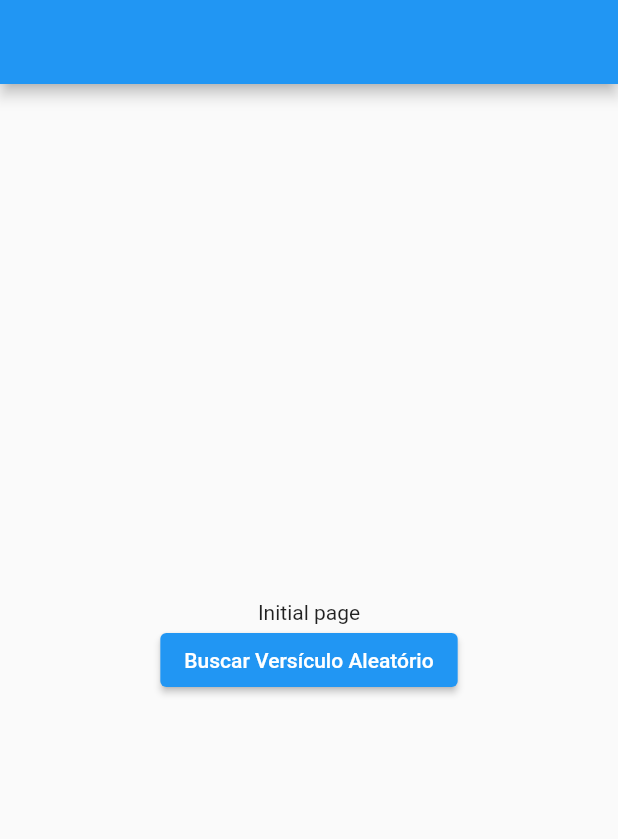
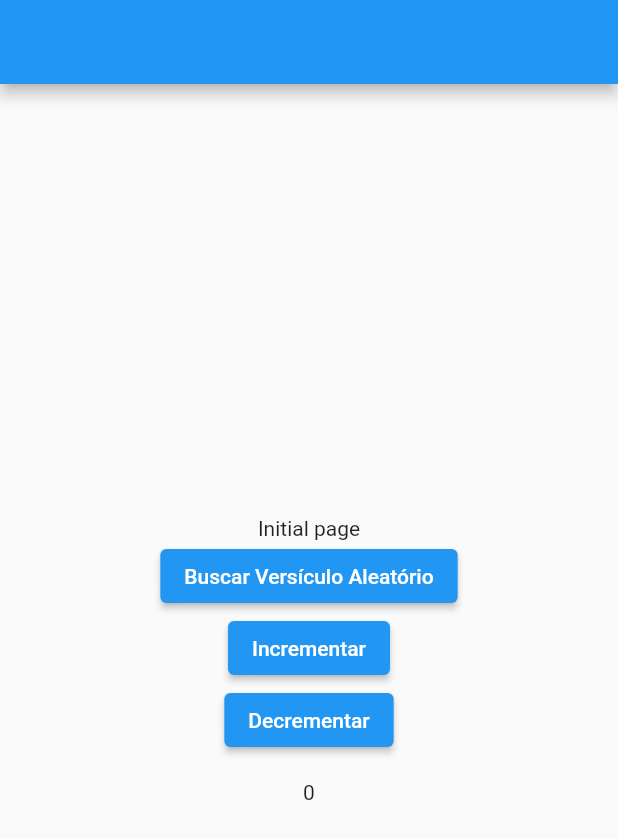
Before and after one commit to lincolnzera1/Flutter_MVC, a Flutter app: the screen it shows after launch, on a phone screen of 412 x 824 dp. Shown: the top 839 px of the screen. Run offline on Flutter 3.47's test engine with Material 2 defaults, Android fonts, the phone set to English and light mode, and no system bars; our stand-ins replace get.

Commit message:
Getx na prática

```diff
--- a/lib/app/controllers/api_controller.dart
+++ b/lib/app/controllers/api_controller.dart
@@ -6,6 +6,7 @@ import 'package:http/http.dart' as http;
 class APIController extends GetxController{
 
   RxString verseText = "".obs;
+  RxInt contador = 0.obs;
 
   Future<void> fetchRandomVerse(String version, String abbrev) async {
     String url = 'https://www.abibliadigital.com.br/api/verses/$version/$abbrev/random';
@@ -22,4 +23,8 @@ class APIController extends GetxController{
       throw Exception('Error: $e');
     }
   }
+
+  void incrementar() => contador.value++;
+  void decrementar() => contador.value--;
+
 }
--- a/lib/app/views/initial_page.dart
+++ b/lib/app/views/initial_page.dart
@@ -8,8 +8,8 @@ class InitialPage extends StatelessWidget {
 
   @override
   Widget build(BuildContext context) {
-
     final APIController _bibleController = Get.put(APIController());
+    final APIController contador = Get.put(APIController());
 
     return Scaffold(
       appBar: AppBar(),
@@ -23,15 +23,26 @@ class InitialPage extends StatelessWidget {
                 try {
                   final randomVerse =
                       await _bibleController.fetchRandomVerse('nvi', 'pv');
-                  print(
-                      _bibleController.verseText.value); // Aqui você pode fazer o que desejar com a resposta da requisição
+                  print(_bibleController.verseText
+                      .value); // Aqui você pode fazer o que desejar com a resposta da requisição
                 } catch (e) {
                   print('Erro: $e');
                 }
               },
               child: Text('Buscar Versículo Aleatório'),
             ),
-            Obx(() => Text("${_bibleController.verseText.value}"))
+            ElevatedButton(
+                onPressed: () {
+                  contador.incrementar();
+                },
+                child: Text("Incrementar")),
+            ElevatedButton(
+                onPressed: () {
+                  contador.decrementar();
+                },
+                child: Text("Decrementar")),
+            Obx(() => Text("${_bibleController.verseText.value}")),
+            Obx(() => Text("${contador.contador}")),
           ],
         ),
       ),
```
